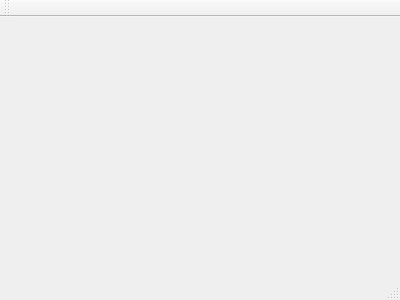
The window that mainwindow.ui (moarblues/moarbot-twitch) describes before a commit, drawn with Qt 5.
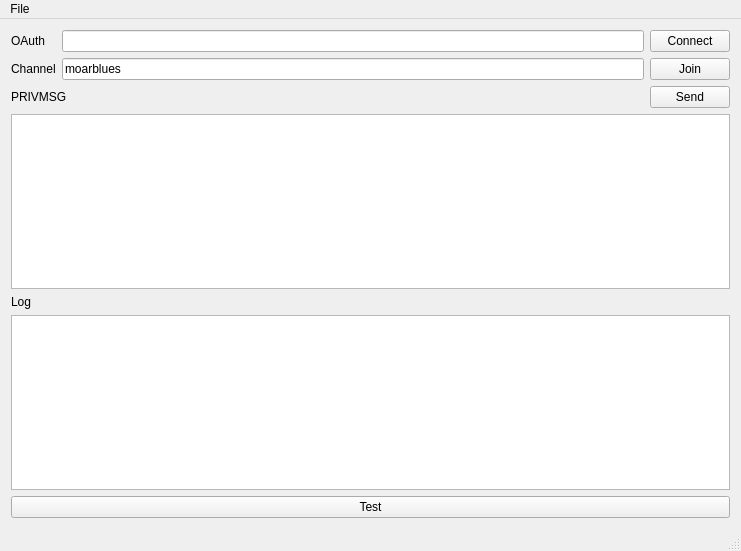
The same window after the commit.

```diff
--- a/mainwindow.ui
+++ b/mainwindow.ui
@@ -1,24 +1,139 @@
 <ui version="4.0">
  <class>mainWindow</class>
- <widget class="QMainWindow" name="mainWindow" >
-  <property name="geometry" >
+ <widget class="QMainWindow" name="mainWindow">
+  <property name="geometry">
    <rect>
     <x>0</x>
     <y>0</y>
-    <width>400</width>
-    <height>300</height>
+    <width>741</width>
+    <height>551</height>
    </rect>
   </property>
   <property name="windowTitle" >
    <string>mainWindow</string>
   </property>
-  <widget class="QMenuBar" name="menuBar" />
-  <widget class="QToolBar" name="mainToolBar" />
-  <widget class="QWidget" name="centralWidget" />
-  <widget class="QStatusBar" name="statusBar" />
+  <widget class="QWidget" name="centralWidget">
+   <layout class="QVBoxLayout" name="verticalLayout">
+    <item>
+     <layout class="QGridLayout" name="gridLayout_2">
+      <item row="0" column="0">
+       <widget class="QLabel" name="lbl_oauth">
+        <property name="text">
+         <string>OAuth</string>
+        </property>
+       </widget>
+      </item>
+      <item row="0" column="1">
+       <widget class="QLineEdit" name="le_oauth"/>
+      </item>
+      <item row="0" column="2">
+       <widget class="QPushButton" name="btn_connect">
+        <property name="text">
+         <string>Connect</string>
+        </property>
+       </widget>
+      </item>
+      <item row="1" column="0">
+       <widget class="QLabel" name="lbl_channel">
+        <property name="text">
+         <string>Channel</string>
+        </property>
+       </widget>
+      </item>
+      <item row="1" column="1">
+       <widget class="QLineEdit" name="le_channel">
+        <property name="text">
+         <string>moarblues</string>
+        </property>
+       </widget>
+      </item>
+      <item row="1" column="2">
+       <widget class="QPushButton" name="btn_join">
+        <property name="text">
+         <string>Join</string>
+        </property>
+       </widget>
+      </item>
+     </layout>
+    </item>
+    <item>
+     <layout class="QHBoxLayout" name="horizontalLayout">
+      <item>
+       <widget class="QLabel" name="lbl_privmsg">
+        <property name="text">
+         <string>PRIVMSG</string>
+        </property>
+       </widget>
+      </item>
+      <item>
+       <spacer name="horizontalSpacer">
+        <property name="orientation">
+         <enum>Qt::Horizontal</enum>
+        </property>
+        <property name="sizeHint" stdset="0">
+         <size>
+          <width>40</width>
+          <height>20</height>
+         </size>
+        </property>
+       </spacer>
+      </item>
+      <item>
+       <widget class="QPushButton" name="btn_sendprivmsg">
+        <property name="text">
+         <string>Send</string>
+        </property>
+       </widget>
+      </item>
+     </layout>
+    </item>
+    <item>
+     <widget class="QTextEdit" name="te_privmsg"/>
+    </item>
+    <item>
+     <widget class="QLabel" name="lbl_log">
+      <property name="text">
+       <string>Log</string>
+      </property>
+     </widget>
+    </item>
+    <item>
+     <widget class="QListWidget" name="lw_log"/>
+    </item>
+    <item>
+     <widget class="QPushButton" name="btn_test">
+      <property name="text">
+       <string>Test</string>
+      </property>
+     </widget>
+    </item>
+   </layout>
+  </widget>
+  <widget class="QMenuBar" name="menuBar">
+   <property name="geometry">
+    <rect>
+     <x>0</x>
+     <y>0</y>
+     <width>741</width>
+     <height>20</height>
+    </rect>
+   </property>
+   <widget class="QMenu" name="menuFile">
+    <property name="title">
+     <string>File</string>
+    </property>
+    <addaction name="actionQuit"/>
+   </widget>
+   <addaction name="menuFile"/>
+  </widget>
+  <widget class="QStatusBar" name="statusBar"/>
+  <action name="actionQuit">
+   <property name="text">
+    <string>Quit</string>
+   </property>
+  </action>
  </widget>
- <layoutDefault spacing="6" margin="11" />
- <pixmapfunction></pixmapfunction>
+ <layoutdefault spacing="6" margin="11"/>
  <resources/>
  <connections/>
 </ui>
```
Left out of the diff: 5 changed lines with no effect on the pictures.
